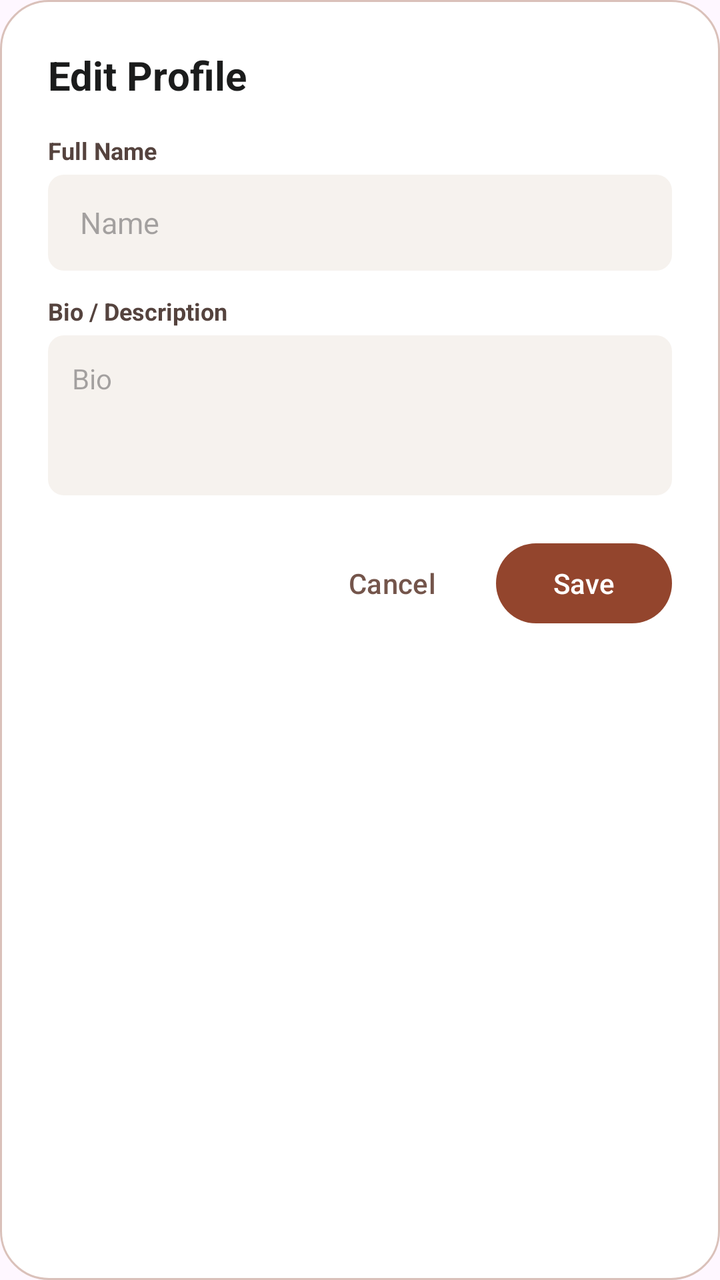
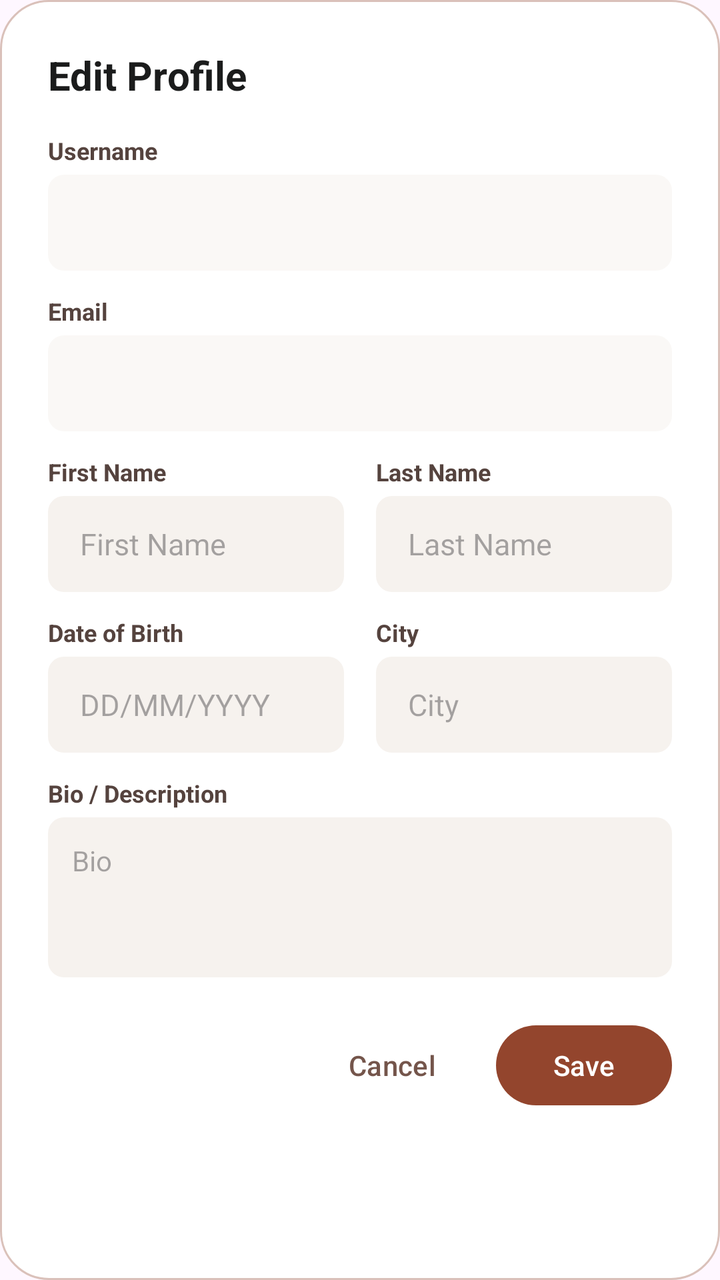

Two renders of the same Android screen: before a commit and after it. Below are the layout's source before the change and the commit's diff.
<!-- AndroidManifest.xml: application theme Theme.Bookify -->
<!-- res/layout/dialog_edit_profile.xml -->
<?xml version="1.0" encoding="utf-8"?>
<LinearLayout 
    xmlns:android="http://schemas.android.com/apk/res/android"
    xmlns:app="http://schemas.android.com/apk/res-auto"
    android:layout_width="match_parent"
    android:layout_height="wrap_content"
    android:background="@drawable/bg_dialog_rounded"
    android:orientation="vertical"
    android:padding="24dp">

    <TextView
        android:layout_width="match_parent"
        android:layout_height="wrap_content"
        android:text="Edit Profile"
        android:textColor="@color/on_surface"
        android:textSize="20sp"
        android:textStyle="bold" />

    <TextView
        android:layout_width="match_parent"
        android:layout_height="wrap_content"
        android:layout_marginTop="16dp"
        android:text="Full Name"
        android:textColor="@color/on_surface_variant"
        android:textSize="12sp"
        android:textStyle="bold" />

    <EditText
        android:id="@+id/dialogEtName"
        android:layout_width="match_parent"
        android:layout_height="48dp"
        android:layout_marginTop="4dp"
        android:background="@drawable/bg_rounded_light_brown"
        android:hint="Name"
        android:paddingHorizontal="16dp"
        android:textColor="@color/on_surface"
        android:textSize="15sp" />

    <TextView
        android:layout_width="match_parent"
        android:layout_height="wrap_content"
        android:layout_marginTop="12dp"
        android:text="Bio / Description"
        android:textColor="@color/on_surface_variant"
        android:textSize="12sp"
        android:textStyle="bold" />

    <EditText
        android:id="@+id/dialogEtBio"
        android:layout_width="match_parent"
        android:layout_height="80dp"
        android:layout_marginTop="4dp"
        android:background="@drawable/bg_rounded_light_brown"
        android:gravity="top|start"
        android:hint="Bio"
        android:padding="12dp"
        android:textColor="@color/on_surface"
        android:textSize="14sp" />

    <LinearLayout
        android:layout_width="match_parent"
        android:layout_height="wrap_content"
        android:layout_marginTop="20dp"
        android:gravity="end"
        android:orientation="horizontal">

        <com.google.android.material.button.MaterialButton
            android:id="@+id/dialogBtnCancelProfile"
            style="@style/Widget.Material3.Button.TextButton"
            android:layout_width="wrap_content"
            android:layout_height="48dp"
            android:layout_marginEnd="8dp"
            android:text="Cancel"
            android:textColor="@color/tertiary" />

        <com.google.android.material.button.MaterialButton
            android:id="@+id/dialogBtnSaveProfile"
            android:layout_width="wrap_content"
            android:layout_height="48dp"
            android:text="Save"
            android:textColor="@color/white"
            app:backgroundTint="@color/brown_primary"
            app:cornerRadius="24dp" />
    </LinearLayout>
</LinearLayout>
<!-- resources referenced by this layout -->
<resources>
  <color name="brown_primary">#93452D</color>
  <color name="on_surface">#1B1C1C</color>
  <color name="on_surface_variant">#55433E</color>
  <color name="tertiary">#74554B</color>
  <color name="white">#FFFFFFFF</color>
  <!-- drawable bg_dialog_rounded (drawable) -->
  <?xml version="1.0" encoding="utf-8"?>
  <shape xmlns:android="http://schemas.android.com/apk/res/android">
      <solid android:color="@android:color/white" />
  
      <stroke
          android:width="1dp"
          android:color="#DAC1BA" />
  
      <corners android:radius="24dp" />
  </shape>
  <!-- drawable bg_rounded_light_brown (drawable) -->
  <?xml version="1.0" encoding="utf-8"?>
  <shape xmlns:android="http://schemas.android.com/apk/res/android"
      android:shape="rectangle">
  
      
      <solid android:color="#F6F2EE" />
  
      
      <corners android:radius="8dp" />
  
  </shape>
  <style name="Theme.Bookify" parent="Base.Theme.Bookify" />
  <style name="Base.Theme.Bookify" parent="Theme.Material3.DayNight.NoActionBar">
          
          
      </style>
</resources>

<!-- the commit's change to res/layout/dialog_edit_profile.xml (unified diff, before → after) -->
@@ -20,21 +20,169 @@
         android:layout_width="match_parent"
         android:layout_height="wrap_content"
         android:layout_marginTop="16dp"
-        android:text="Full Name"
+        android:text="Username"
         android:textColor="@color/on_surface_variant"
         android:textSize="12sp"
         android:textStyle="bold" />
 
     <EditText
-        android:id="@+id/dialogEtName"
+        android:id="@+id/dialogEtUsername"
         android:layout_width="match_parent"
         android:layout_height="48dp"
         android:layout_marginTop="4dp"
         android:background="@drawable/bg_rounded_light_brown"
-        android:hint="Name"
+        android:enabled="false"
+        android:focusable="false"
+        android:alpha="0.5"
         android:paddingHorizontal="16dp"
-        android:textColor="@color/on_surface"
+        android:textColor="@color/on_surface_variant"
         android:textSize="15sp" />
+
+    <TextView
+        android:layout_width="match_parent"
+        android:layout_height="wrap_content"
+        android:layout_marginTop="12dp"
+        android:text="Email"
+        android:textColor="@color/on_surface_variant"
+        android:textSize="12sp"
+        android:textStyle="bold" />
+
+    <EditText
+        android:id="@+id/dialogEtEmail"
+        android:layout_width="match_parent"
+        android:layout_height="48dp"
+        android:layout_marginTop="4dp"
+        android:background="@drawable/bg_rounded_light_brown"
+        android:enabled="false"
+        android:focusable="false"
+        android:alpha="0.5"
+        android:paddingHorizontal="16dp"
+        android:textColor="@color/on_surface_variant"
+        android:textSize="15sp" />
+
+    <LinearLayout
+        android:layout_width="match_parent"
+        android:layout_height="wrap_content"
+        android:layout_marginTop="12dp"
+        android:orientation="horizontal"
+        android:baselineAligned="false">
+        
+        <LinearLayout
+            android:layout_width="0dp"
+            android:layout_height="wrap_content"
+            android:layout_weight="1"
+            android:orientation="vertical"
+            android:layout_marginEnd="8dp">
+            
+            <TextView
+                android:layout_width="match_parent"
+                android:layout_height="wrap_content"
+                android:text="First Name"
+                android:textColor="@color/on_surface_variant"
+                android:textSize="12sp"
+                android:textStyle="bold" />
+
+            <EditText
+                android:id="@+id/dialogEtFirstName"
+                android:layout_width="match_parent"
+                android:layout_height="48dp"
+                android:layout_marginTop="4dp"
+                android:background="@drawable/bg_rounded_light_brown"
+                android:hint="First Name"
+                android:paddingHorizontal="16dp"
+                android:textColor="@color/on_surface"
+                android:textSize="15sp" />
+        </LinearLayout>
+
+        <LinearLayout
+            android:layout_width="0dp"
+            android:layout_height="wrap_content"
+            android:layout_weight="1"
+            android:orientation="vertical"
+            android:layout_marginStart="8dp">
+
+            <TextView
+                android:layout_width="match_parent"
+                android:layout_height="wrap_content"
+                android:text="Last Name"
+                android:textColor="@color/on_surface_variant"
+                android:textSize="12sp"
+                android:textStyle="bold" />
+
+            <EditText
+                android:id="@+id/dialogEtLastName"
+                android:layout_width="match_parent"
+                android:layout_height="48dp"
+                android:layout_marginTop="4dp"
+                android:background="@drawable/bg_rounded_light_brown"
+                android:hint="Last Name"
+                android:paddingHorizontal="16dp"
+                android:textColor="@color/on_surface"
+                android:textSize="15sp" />
+        </LinearLayout>
+    </LinearLayout>
+
+    <LinearLayout
+        android:layout_width="match_parent"
+        android:layout_height="wrap_content"
+        android:layout_marginTop="12dp"
+        android:orientation="horizontal"
+        android:baselineAligned="false">
+        
+        <LinearLayout
+            android:layout_width="0dp"
+            android:layout_height="wrap_content"
+            android:layout_weight="1"
+            android:orientation="vertical"
+            android:layout_marginEnd="8dp">
+            
+            <TextView
+                android:layout_width="match_parent"
+                android:layout_height="wrap_content"
+                android:text="Date of Birth"
+                android:textColor="@color/on_surface_variant"
+                android:textSize="12sp"
+                android:textStyle="bold" />
+
+            <EditText
+                android:id="@+id/dialogEtDob"
+                android:layout_width="match_parent"
+                android:layout_height="48dp"
+                android:layout_marginTop="4dp"
+                android:background="@drawable/bg_rounded_light_brown"
+                android:hint="DD/MM/YYYY"
+                android:paddingHorizontal="16dp"
+                android:textColor="@color/on_surface"
+                android:textSize="15sp" />
+        </LinearLayout>
+
+        <LinearLayout
+            android:layout_width="0dp"
+            android:layout_height="wrap_content"
+            android:layout_weight="1"
+            android:orientation="vertical"
+            android:layout_marginStart="8dp">
+
+            <TextView
+                android:layout_width="match_parent"
+                android:layout_height="wrap_content"
+                android:text="City"
+                android:textColor="@color/on_surface_variant"
+                android:textSize="12sp"
+                android:textStyle="bold" />
+
+            <EditText
+                android:id="@+id/dialogEtCity"
+                android:layout_width="match_parent"
+                android:layout_height="48dp"
+                android:layout_marginTop="4dp"
+                android:background="@drawable/bg_rounded_light_brown"
+                android:hint="City"
+                android:paddingHorizontal="16dp"
+                android:textColor="@color/on_surface"
+                android:textSize="15sp" />
+        </LinearLayout>
+    </LinearLayout>
 
     <TextView
         android:layout_width="match_parent"
